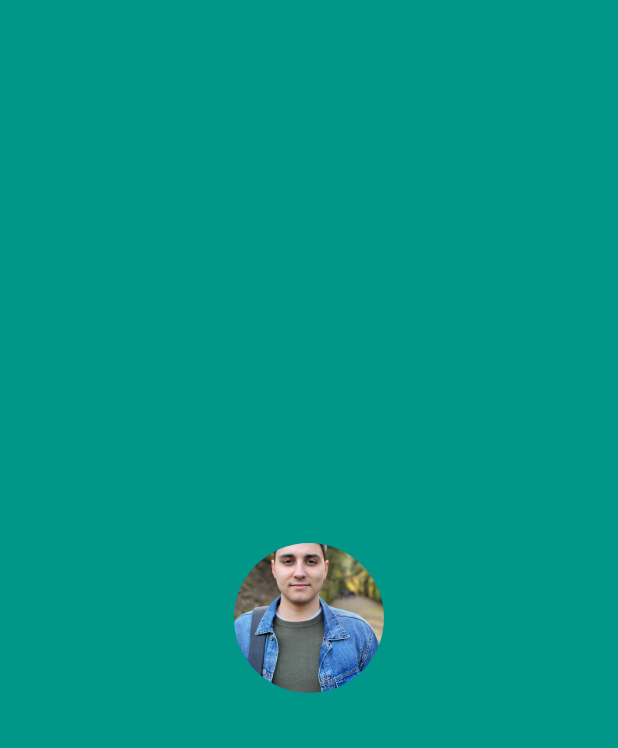
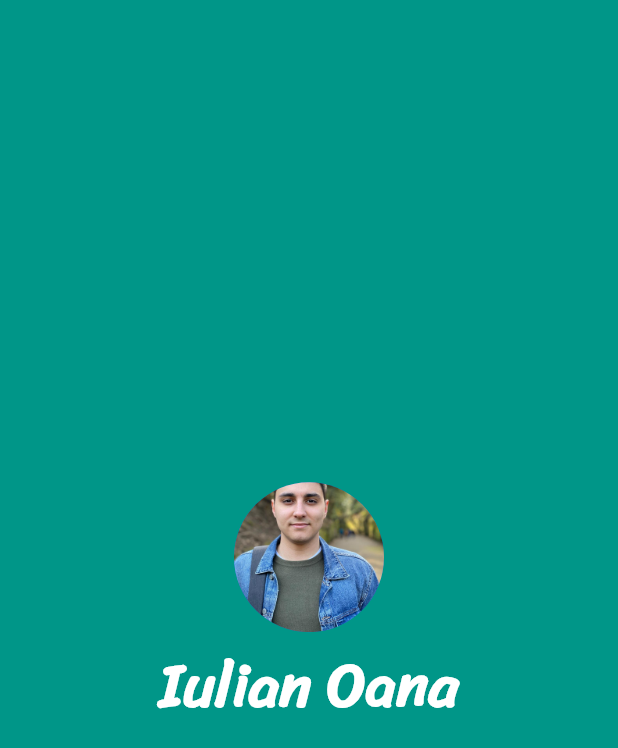
Before and after one commit to codewithiulian/my_card, a Flutter app: the screen it shows after launch, on a phone screen of 412 x 824 dp. Shown: the top 748 px of the screen. Run offline on Flutter 3.47's test engine with Material 2 defaults, Android fonts, the phone set to English and light mode, and no system bars.

Commit message:
Custom font

```diff
--- a/lib/main.dart
+++ b/lib/main.dart
@@ -20,6 +20,19 @@ class MyApp extends StatelessWidget {
                     radius: 50.0,
                     backgroundImage: AssetImage('images/profile.jpeg'),
                   ),
+                  Text(
+                    'Iulian Oana',
+                    style: TextStyle(
+                      fontSize: 40.0,
+                      color: Colors.white,
+                      fontWeight: FontWeight.bold,
+                      fontFamily: 'Sriracha'
+                    ),
+                  ),
+                  Container(
+                    height: 10.0,
+                    color: Colors.white,
+                  ),
                 ],
               ),
             ],
```
Also changed, not shown: pubspec.yaml (+6 -35 lines), fonts/Sriracha-Regular.ttf (added).
